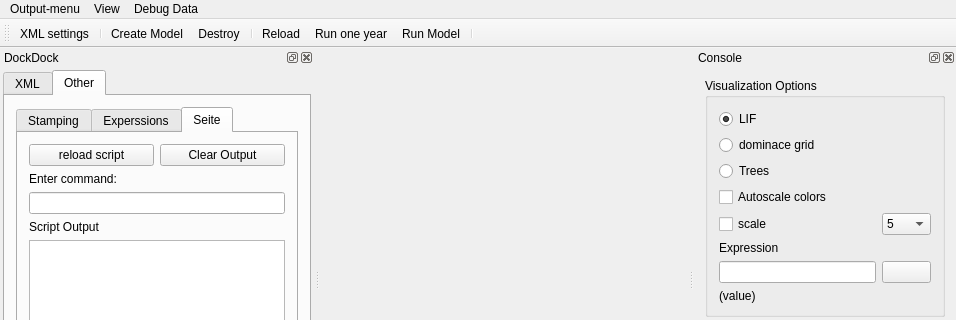
First picture: the form in src/iland/mainwindow.ui, repository edfm-tum/iland-model, before the edit; both pictures show x 0 to 956 and y 0 to 320 of the 956 by 748 pixel window.
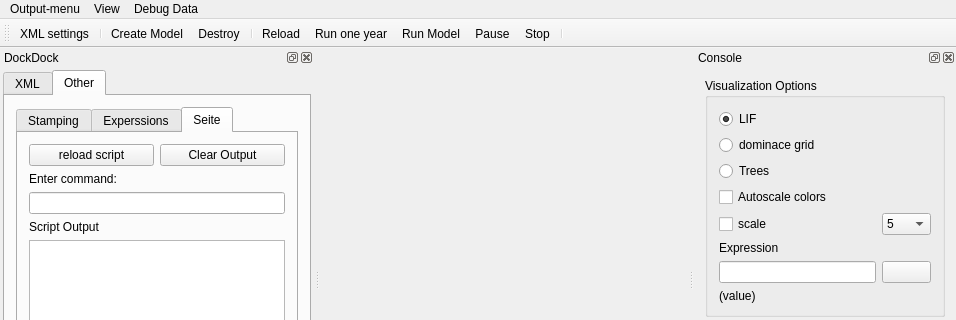
Second picture: the form after the edit. Icons and pictures are not drawn. Custom widgets are drawn as their Qt base class.

Commit message: Run/Pause/Stop, etc. in ModelController.

```diff
--- a/src/iland/mainwindow.ui
+++ b/src/iland/mainwindow.ui
@@ -103,6 +103,8 @@
    <addaction name="actionReload"/>
    <addaction name="actionRun_one_year"/>
    <addaction name="actionModelRun"/>
+   <addaction name="actionPause"/>
+   <addaction name="actionStop"/>
    <addaction name="separator"/>
   </widget>
   <widget class="QStatusBar" name="statusBar"/>
@@ -758,6 +760,24 @@
     <string>Show Debug Messages</string>
    </property>
   </action>
+  <action name="actionPause">
+   <property name="icon">
+    <iconset>
+     <normaloff>:/Pause.png</normaloff>:/Pause.png</iconset>
+   </property>
+   <property name="text">
+    <string>Pause</string>
+   </property>
+  </action>
+  <action name="actionStop">
+   <property name="icon">
+    <iconset>
+     <normaloff>:/process-stop.png</normaloff>:/process-stop.png</iconset>
+   </property>
+   <property name="text">
+    <string>Stop</string>
+   </property>
+  </action>
  </widget>
  <layoutdefault spacing="6" margin="11"/>
  <customwidgets>
```
Left out of the diff: 20 changed lines with no effect on the pictures. The commit also changes 5 other files.
